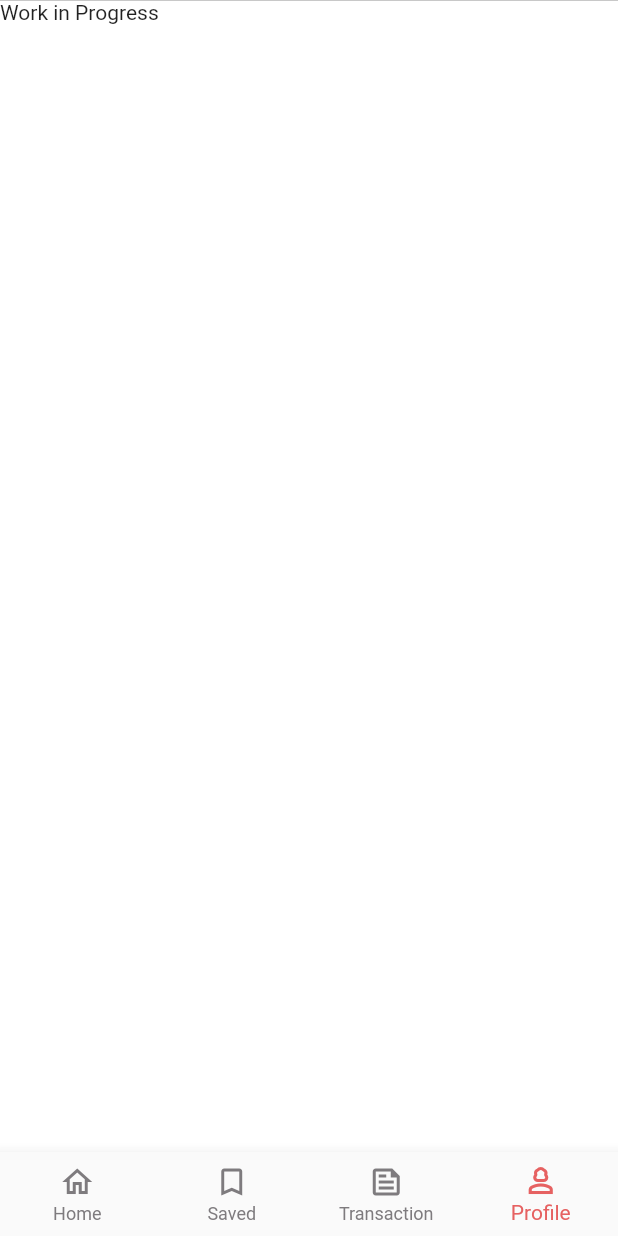
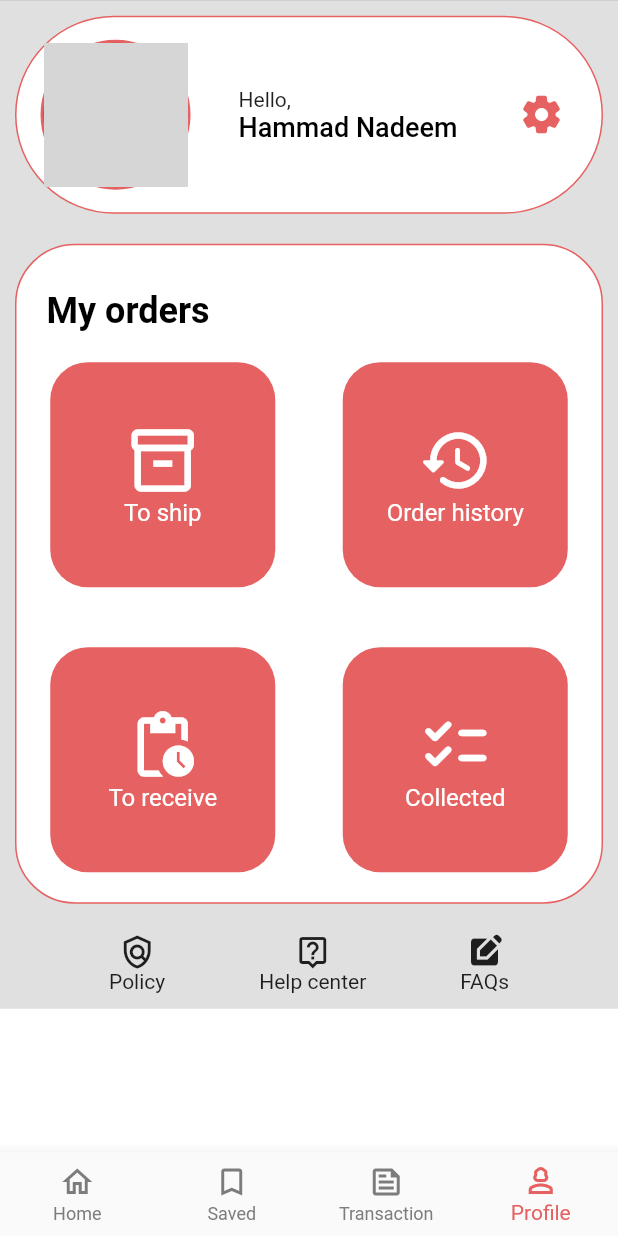
Before and after one commit to TechTrooper448482/MidTerm-Project, a Flutter app: the screen it shows after launch, item 4 of the bottom bar chosen, on a phone screen of 412 x 824 dp. Run offline on Flutter 3.47's test engine with Material 2 defaults, Android fonts, the phone set to English and light mode, and no system bars; network calls fail; Roboto replaces fonts that are missing (Poppins); grey boxes are pictures that could not be loaded.

Commit message:
Profile done

```diff
--- a/gadget_marketplace/lib/Transaction/tab_bar.dart
+++ b/gadget_marketplace/lib/Transaction/tab_bar.dart
@@ -31,10 +31,10 @@ class TabBarShip extends StatelessWidget {
                     "My transactions",
                     style: TextStyle(color: Colors.black),
                   ),
-                  const Padding(padding: EdgeInsets.only(left: 134.0)),
+                  const Padding(padding: EdgeInsets.only(left: 104.0)),
                   IconButton(
                     onPressed: () {},
-                    icon: const Icon(Icons.filter_alt_outlined),
+                    icon: const Icon(Icons.filter_list_rounded),
                     iconSize: 30,
                     color: Colors.black,
                   ),
--- a/gadget_marketplace/lib/main.dart
+++ b/gadget_marketplace/lib/main.dart
@@ -27,7 +27,7 @@ class MyApp extends StatelessWidget {
             titleMedium:
                 TextStyle(color: Color.fromARGB(227, 5, 5, 5), fontSize: 16.0),
             titleLarge: TextStyle(
-                color: Color.fromARGB(244, 255, 155, 155), fontSize: 20.0)),
+                color: Color.fromARGB(255, 0, 0, 0), fontSize: 24.0)),
         chipTheme: const ChipThemeData(
             backgroundColor: Color(0xFCFBFC),
             brightness: Brightness.light,
@@ -36,6 +36,7 @@ class MyApp extends StatelessWidget {
                 side: BorderSide(
                     width: BorderSide.strokeAlignCenter, color: Colors.grey))),
         hintColor: Colors.grey[400],
+
       ),
       home: const BottomNav(),
     );
--- /dev/null
+++ b/gadget_marketplace/lib/order.dart
@@ -0,0 +1,99 @@
+import 'package:flutter/material.dart';
+
+class Orders extends StatelessWidget {
+  const Orders({super.key});
+
+  @override
+  Widget build(BuildContext context) {
+    return Container(
+      height: 440,
+      decoration: BoxDecoration(
+        borderRadius: BorderRadius.circular(40),
+        border: Border.all(color: Theme.of(context).primaryColor,width: 1),
+        color: Colors.white,
+      ),
+      child: Column(
+        mainAxisAlignment: MainAxisAlignment.center,
+        crossAxisAlignment: CrossAxisAlignment.start,
+        children: [
+          Padding(
+            padding: EdgeInsets.fromLTRB(20,10,10,20),
+            child: Text("My orders",style: Theme.of(context).textTheme.titleLarge?.copyWith(fontWeight: FontWeight.bold),),
+          ),
+          Row(
+            mainAxisAlignment: MainAxisAlignment.spaceAround,
+            children: [
+              Container(
+                height: 150,
+                width: 150,
+                decoration: BoxDecoration(
+                  color: Theme.of(context).primaryColor,
+                  borderRadius: BorderRadius.circular(25),
+                ),
+                child:  Column(
+                  mainAxisAlignment: MainAxisAlignment.center,
+                  children: [
+                    const Icon(Icons.inventory_2_outlined,size: 50,color: Colors.white),
+                    Text("To ship",style:Theme.of(context).textTheme.titleMedium?.copyWith(color: Colors.white),)
+                  ],
+                ),
+              ),
+              Container(
+                height: 150,
+                width: 150,
+                decoration: BoxDecoration(
+                  color: Theme.of(context).primaryColor,
+                  borderRadius: BorderRadius.circular(25),
+                ),
+                child:
+                 Column(
+                  mainAxisAlignment: MainAxisAlignment.center,
+                  children: [
+                   const Icon(Icons.history_rounded,size: 50,color: Colors.white),
+                    Text("Order history",style:Theme.of(context).textTheme.titleMedium?.copyWith(color: Colors.white),)
+                  ],
+                ),
+              ),
+            ],
+          ),
+          const Padding(padding: EdgeInsets.only(top: 40)),
+          Row(
+            mainAxisAlignment: MainAxisAlignment.spaceAround,
+            children: [
+              Container(
+                height: 150,
+                width: 150,
+                decoration: BoxDecoration(
+                  color: Theme.of(context).primaryColor,
+                  borderRadius: BorderRadius.circular(25),
+                ),
+                child: Column(
+                  mainAxisAlignment: MainAxisAlignment.center,
+                  children: [
+                    const Icon(Icons.pending_actions_outlined,size: 50,color: Colors.white),
+                    Text("To receive",style:Theme.of(context).textTheme.titleMedium?.copyWith(color: Colors.white),)
+                  ],
+                ),
+              ),
+              Container(
+                height: 150,
+                width: 150,
+                decoration: BoxDecoration(
+                  color: Theme.of(context).primaryColor,
+                  borderRadius: BorderRadius.circular(25),
+                ),
+                child:  Column(
+                  mainAxisAlignment: MainAxisAlignment.center,
+                  children: [
+                    const Icon(Icons.checklist_rounded,size: 50,color: Colors.white,),
+                    Text("Collected",style:Theme.of(context).textTheme.titleMedium?.copyWith(color: Colors.white),)
+                  ],
+                ),
+              ),
+            ],
+          )
+        ],
+      ),
+    );
+  }
+}
--- a/gadget_marketplace/lib/page_zero.dart
+++ b/gadget_marketplace/lib/page_zero.dart
@@ -1,6 +1,7 @@
 import 'package:flutter/material.dart';
 import 'package:gadget_marketplace/Home/home.dart';
 import 'package:gadget_marketplace/Transaction/transaction.dart';
+import 'package:gadget_marketplace/profile.dart';
 
 class BottomNav extends StatefulWidget {
   const BottomNav({super.key});
@@ -14,7 +15,7 @@ class _BottomNavState extends State<BottomNav> {
     const HomePage(),
     const Text('Work in Progress'),
     const TransactionPage(),
-    const Text('Work in Progress'),
+    const ProfilePage(),
   ];
   int currentIndex = 0;
   @override
@@ -41,7 +42,7 @@ class _BottomNavState extends State<BottomNav> {
                 icon: Icon(Icons.person_3_outlined), label: 'Profile'),
           ],
           selectedItemColor: Theme.of(context).primaryColor,
-          unselectedItemColor: Color.fromARGB(251, 124, 121, 124),
+          unselectedItemColor: const Color.fromARGB(251, 124, 121, 124),
           onTap: (index) {
             setState(() {
               currentIndex = index;
--- /dev/null
+++ b/gadget_marketplace/lib/profile.dart
@@ -0,0 +1,25 @@
+import 'package:flutter/material.dart';
+import 'package:gadget_marketplace/order.dart';
+import 'package:gadget_marketplace/profile_topbar.dart';
+import 'package:gadget_marketplace/services.dart';
+
+class ProfilePage extends StatelessWidget {
+  const ProfilePage({super.key});
+
+  @override
+  Widget build(BuildContext context) {
+    return SingleChildScrollView(
+      child: Container(
+          color: Colors.grey[300],
+          child: const Column(
+            mainAxisAlignment: MainAxisAlignment.spaceBetween,
+            crossAxisAlignment: CrossAxisAlignment.center,
+            children: [
+              SafeArea(minimum: EdgeInsets.all(10), child: ProfileTop()),
+              SafeArea(minimum: EdgeInsets.all(10), child: Orders()),
+              SafeArea(minimum: EdgeInsets.all(10), child: Services())
+            ],
+          )),
+    );
+  }
+}
--- /dev/null
+++ b/gadget_marketplace/lib/profile_topbar.dart
@@ -0,0 +1,56 @@
+import 'package:flutter/material.dart';
+
+class ProfileTop extends StatelessWidget {
+  const ProfileTop({super.key});
+
+  @override
+  Widget build(BuildContext context) {
+    return Container(
+      height: 132,
+      decoration: BoxDecoration(
+          borderRadius: BorderRadius.circular(90),
+          color: Colors.white,
+          border: Border.all(color: Theme.of(context).primaryColor, width: 1)),
+      child: Row(
+        mainAxisAlignment: MainAxisAlignment.spaceAround,
+        crossAxisAlignment: CrossAxisAlignment.center,
+        children: [
+          CircleAvatar(
+            backgroundColor: Theme.of(context).primaryColor,
+            radius: 50,
+            child: const CircleAvatar(
+              backgroundImage: NetworkImage('https://i.pravatar.cc/'),
+              radius: 48,
+            ),
+          ),
+          Column(
+            mainAxisAlignment: MainAxisAlignment.center,
+            crossAxisAlignment: CrossAxisAlignment.start,
+            children: [
+              Text(
+                "Hello, ",
+                style: Theme.of(context)
+                    .textTheme
+                    .titleMedium
+                    ?.copyWith(fontSize: 14),
+              ),
+              Text("Hammad Nadeem",
+                  style: Theme.of(context)
+                      .textTheme
+                      .titleLarge
+                      ?.copyWith(fontSize: 18)),
+            ],
+          ),
+          IconButton(
+            icon: Icon(
+              Icons.settings_rounded,
+              color: Theme.of(context).primaryColor,
+              size: 30,
+            ),
+            onPressed: () {},
+          ),
+        ],
+      ),
+    );
+  }
+}
--- /dev/null
+++ b/gadget_marketplace/lib/services.dart
@@ -0,0 +1,32 @@
+import 'package:flutter/material.dart';
+
+class Services extends StatelessWidget {
+  const Services({super.key});
+
+  @override
+  Widget build(BuildContext context) {
+    return const Column(
+      mainAxisAlignment: MainAxisAlignment.center,
+      crossAxisAlignment: CrossAxisAlignment.center,
+      children: [
+        Row(
+          mainAxisAlignment: MainAxisAlignment.spaceEvenly,
+          children: [
+            Column(
+              children: [Icon(Icons.policy_outlined), Text("Policy",)],
+            ),
+            Column(
+              children: [
+                Icon(Icons.live_help_outlined),
+                Text("Help center",),
+              ],
+            ),
+            Column(
+              children: [Icon(Icons.edit_square), Text("FAQs")],
+            ),
+          ],
+        )
+      ],
+    );
+  }
+}
```
